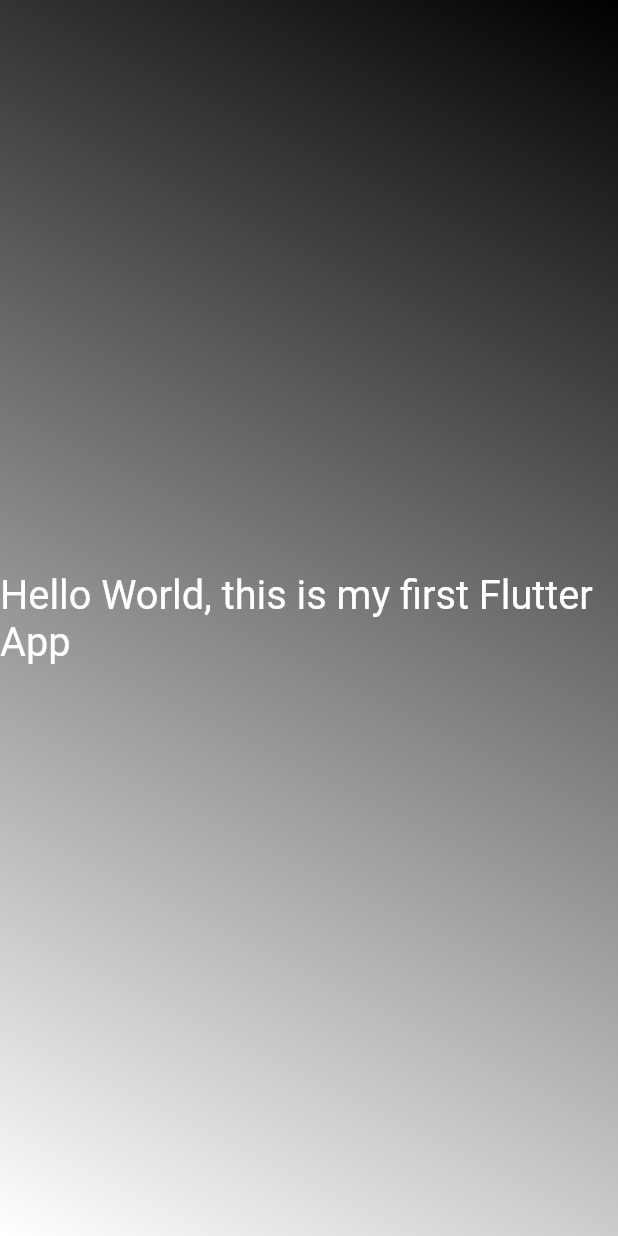
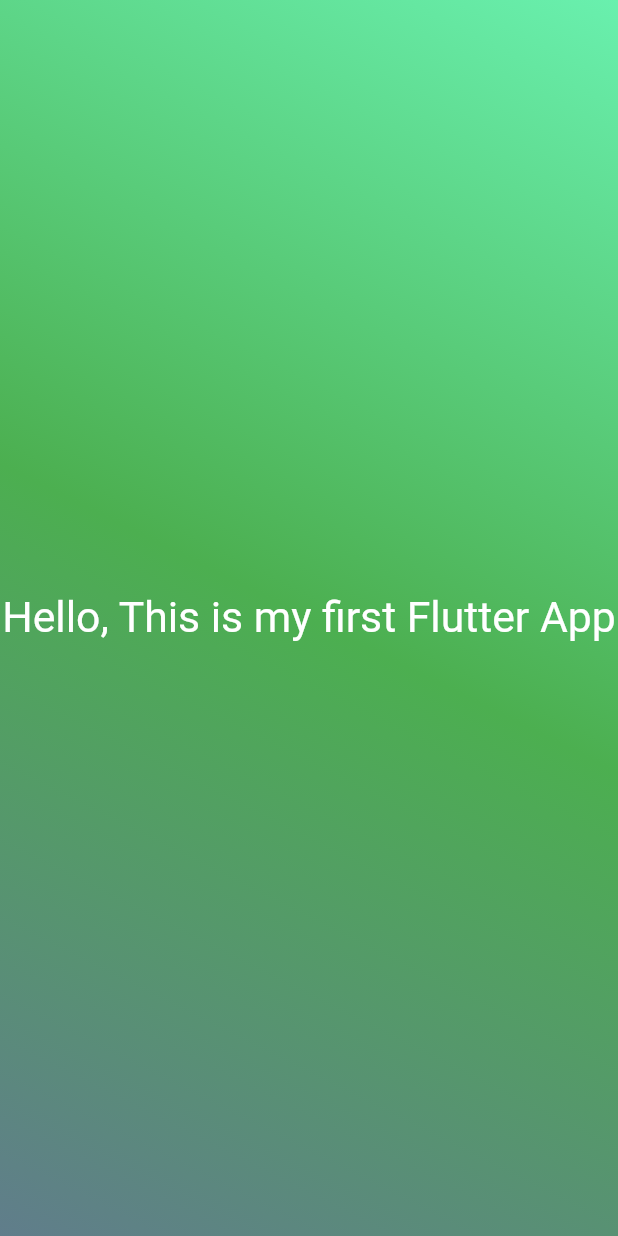
Before and after one commit to atomicstructure/flutter, a Flutter app: the screen it shows after launch, on a phone screen of 412 x 824 dp. Run offline on Flutter 3.47's test engine with Material 2 defaults, Android fonts, the phone set to English and light mode, and no system bars.

Commit message:
Broke my codes into pieces and put them in packages

```diff
--- a/lib/main.dart
+++ b/lib/main.dart
@@ -1,41 +1,10 @@
 import 'package:flutter/material.dart';
 import 'package:flutter_dev/newgradient_container.dart';
 
-// void main() => runApp(
-//       const MaterialApp(
-//         home: Scaffold(
-//           body: NewGradientContainer(),
-//         ),
-//       ),
-//     );
-
 void main() => runApp(
       const MaterialApp(
-        home: Scaffold(body: NewGradient()),
-      ),
-    );
-
-class NewGradient extends StatelessWidget {
-  const NewGradient({super.key});
-
-  @override
-  Widget build(context) {
-    return Container(
-      decoration: const BoxDecoration(
-        gradient: LinearGradient(
-            colors: [Colors.black, Colors.white],
-            begin: Alignment.topRight,
-            end: Alignment.bottomLeft),
-      ),
-      child: const Center(
-        child: Text(
-          'Hello World, this is my first Flutter App',
-          style: TextStyle(
-            color: Colors.white,
-            fontSize: 26.5,
-          ),
+        home: Scaffold(
+          body: NewGradientContainer(),
         ),
       ),
     );
-  }
-}
```
